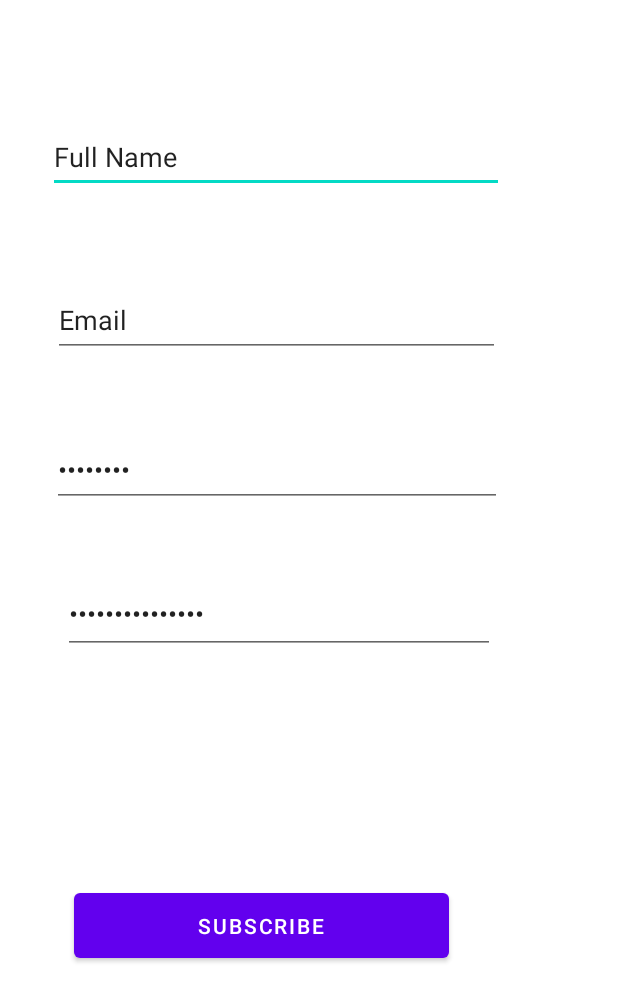
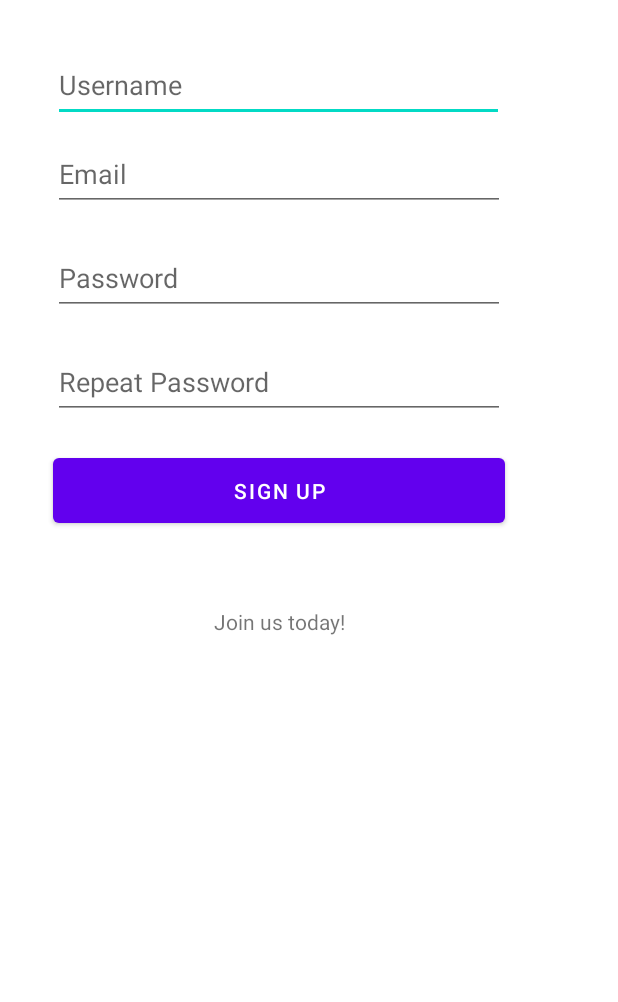
Before and after one commit to BoasG/MIDApp, an Android app: the layout activity_signup.xml on its own in the app's theme, with its tools: preview values and no code run, on a phone screen of 412 x 824 dp. Shown: the top 1002 px of the screen. Run offline under Robolectric (Android 15) with nearby library versions, the phone set to English and light mode, and no system bars.

Commit message:
Sign Up implemented

```diff
--- a/app/src/main/AndroidManifest.xml
+++ b/app/src/main/AndroidManifest.xml
@@ -17,6 +17,9 @@
             android:name=".TaskActivity"
             android:exported="false" />
         <activity
+            android:name=".SignUpActivity"
+            android:exported="false" />
+        <activity
             android:name=".MainActivity"
             android:exported="true">
             <intent-filter>
--- a/app/src/main/java/is/hi/midapp/networking/NetworkCallback.java
+++ b/app/src/main/java/is/hi/midapp/networking/NetworkCallback.java
@@ -51,6 +51,6 @@ public interface NetworkCallback {
             @Query("name") String name);
 
     @POST("signupAPI")
-    Call<User> addATask(@Body User user);
+    Call<User> signup(@Body User user);
 
 }
--- a/app/src/main/res/layout/activity_main.xml
+++ b/app/src/main/res/layout/activity_main.xml
@@ -27,12 +27,12 @@
         app:layout_constraintTop_toTopOf="parent" />
 
     <Button
-        android:id="@+id/go_to_main_button"
+        android:id="@+id/go_to_sign_up_button"
         android:layout_width="wrap_content"
         android:layout_height="wrap_content"
         android:layout_marginStart="88dp"
         android:layout_marginTop="520dp"
-        android:text="GoTo SubscribeActivity"
+        android:text="GoTo SignUpActivity"
         app:layout_constraintStart_toStartOf="parent"
         app:layout_constraintTop_toTopOf="parent" />
 
--- a/app/src/main/res/layout/activity_signup.xml
+++ b/app/src/main/res/layout/activity_signup.xml
@@ -7,101 +7,79 @@
     android:layout_height="match_parent"
     tools:context=".SignUpActivity">
 
+    <LinearLayout
+        android:layout_width="match_parent"
+        android:layout_height="match_parent"
+        android:orientation="vertical"
+        tools:layout_editor_absoluteX="-49dp"
+        tools:layout_editor_absoluteY="-237dp">
+
         <EditText
             android:id="@+id/editName"
-        android:layout_width="304dp"
-        android:layout_height="48dp"
-        android:layout_marginStart="31dp"
+            android:layout_width="match_parent"
+            android:layout_height="49dp"
+            android:layout_marginStart="35dp"
             android:layout_marginTop="32dp"
             android:layout_marginEnd="76dp"
-        android:layout_marginBottom="38dp"
             android:ems="10"
             android:inputType="textPersonName"
             android:minHeight="48dp"
-        android:text="Full Name"
+            android:hint="Username"
             app:layout_constrainedHeight="true"
-        app:layout_constrainedWidth="true"
-        app:layout_constraintBottom_toTopOf="@+id/EmailField"
-        app:layout_constraintEnd_toEndOf="parent"
-        app:layout_constraintStart_toStartOf="parent"
-        app:layout_constraintTop_toBottomOf="@+id/textView" />
+            app:layout_constrainedWidth="true" />
 
         <EditText
             android:id="@+id/EmailField"
-        android:layout_width="298dp"
+            android:layout_width="match_parent"
             android:layout_height="49dp"
             android:layout_marginStart="35dp"
-        android:layout_marginTop="22dp"
-        android:layout_marginEnd="79dp"
-        android:layout_marginBottom="39dp"
+            android:layout_marginTop="10dp"
+            android:layout_marginEnd="75dp"
             android:ems="10"
             android:inputType="textEmailAddress"
-        app:layout_constraintBottom_toTopOf="@+id/Password"
-        app:layout_constraintEnd_toEndOf="parent"
-        app:layout_constraintStart_toStartOf="parent"
-        app:layout_constraintTop_toBottomOf="@+id/editName"
-        tools:text="Email" />
+            android:hint="Email" />
 
         <EditText
             android:id="@+id/Password"
-        android:layout_width="300dp"
+            android:layout_width="match_parent"
             android:layout_height="49dp"
-        android:layout_marginStart="34dp"
-        android:layout_marginTop="11dp"
-        android:layout_marginEnd="77dp"
-        android:layout_marginBottom="142dp"
+            android:layout_marginStart="35dp"
+            android:layout_marginTop="20dp"
+            android:layout_marginEnd="75dp"
             android:ems="10"
             android:inputType="numberPassword"
-        app:layout_constraintBottom_toTopOf="@+id/Subscribe_button"
-        app:layout_constraintEnd_toEndOf="parent"
-        app:layout_constraintHorizontal_bias="1.0"
-        app:layout_constraintStart_toStartOf="parent"
-        app:layout_constraintTop_toBottomOf="@+id/EmailField"
-        tools:text="Password" />
+            android:hint="Password" />
+
+        <EditText
+            android:id="@+id/Repeatpassword"
+            android:layout_width="match_parent"
+            android:layout_height="49dp"
+            android:layout_marginStart="35dp"
+            android:layout_marginTop="20dp"
+            android:layout_marginEnd="75dp"
+            android:ems="10"
+            android:inputType="numberPassword"
+            android:hint="Repeat Password" />
 
         <Button
             android:id="@+id/Subscribe_button"
-        android:layout_width="250dp"
+            android:layout_width="match_parent"
             android:layout_height="55dp"
-        android:layout_marginStart="62dp"
-        android:layout_marginTop="109dp"
-        android:layout_marginEnd="125dp"
-        android:layout_marginBottom="228dp"
-        android:text="Subscribe"
-        app:layout_constraintBottom_toBottomOf="parent"
-        app:layout_constraintEnd_toEndOf="parent"
-        app:layout_constraintStart_toStartOf="parent"
-        app:layout_constraintTop_toBottomOf="@+id/Password" />
+            android:layout_marginStart="35dp"
+            android:layout_marginTop="20dp"
+            android:layout_marginEnd="75dp"
+            android:text="Sign Up" />
 
         <TextView
             android:id="@+id/textView"
-        android:layout_width="156dp"
-        android:layout_height="42dp"
-        android:layout_marginStart="137dp"
-        android:layout_marginTop="23dp"
-        android:layout_marginEnd="118dp"
-        android:layout_marginBottom="32dp"
+            android:layout_width="match_parent"
+            android:layout_height="55dp"
+            android:layout_marginStart="35dp"
+            android:layout_marginTop="50dp"
+            android:layout_marginEnd="75dp"
             android:text="Join us today!"
-        app:layout_constraintBottom_toTopOf="@+id/editName"
-        app:layout_constraintEnd_toEndOf="parent"
-        app:layout_constraintHorizontal_bias="0.0"
-        app:layout_constraintStart_toStartOf="parent"
-        app:layout_constraintTop_toTopOf="parent" />
+            android:textAlignment="center" />
 
-    <EditText
-        android:id="@+id/Repeatpassword"
-        android:layout_width="288dp"
-        android:layout_height="53dp"
-        android:layout_marginStart="42dp"
-        android:layout_marginTop="45dp"
-        android:layout_marginEnd="82dp"
-        android:layout_marginBottom="154dp"
-        android:ems="10"
-        android:inputType="numberPassword"
-        app:layout_constraintBottom_toTopOf="@+id/Subscribe_button"
-        app:layout_constraintEnd_toEndOf="parent"
-        app:layout_constraintStart_toStartOf="parent"
-        app:layout_constraintTop_toBottomOf="@+id/Password"
-        tools:text="Repeat Password" />
+    </LinearLayout>
 
 </androidx.constraintlayout.widget.ConstraintLayout>
```
Also changed, not shown: app/src/main/java/is/hi/midapp/MainActivity.java (+12 -3 lines), app/src/main/java/is/hi/midapp/Persistance/Entities/User.java (+18 -39 lines), app/src/main/java/is/hi/midapp/SignUpActivity.java (+62 -14 lines), app/src/main/java/is/hi/midapp/TaskActivity.java (+10 -19 lines). Lines whose indentation alone changed are shown as unchanged.
